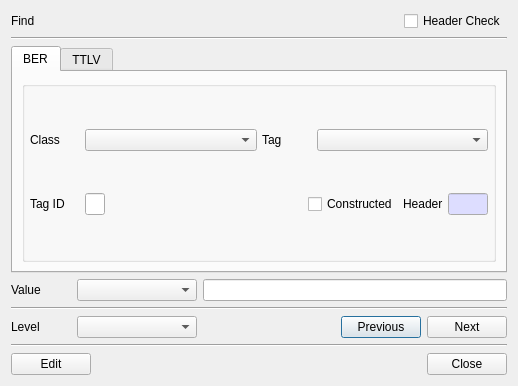
Qt form BerEditor/find_dlg.ui (jykim74/BerEditor) before a commit.
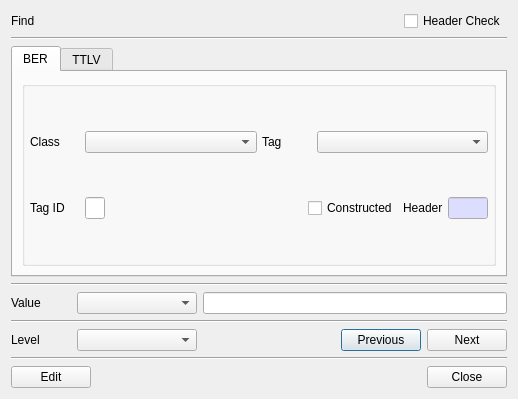
The same form after that commit.

```diff
--- a/BerEditor/find_dlg.ui
+++ b/BerEditor/find_dlg.ui
@@ -7,7 +7,7 @@
     <x>0</x>
     <y>0</y>
     <width>518</width>
-    <height>386</height>
+    <height>399</height>
    </rect>
   </property>
   <property name="windowTitle">
@@ -436,6 +436,13 @@
      </widget>
     </widget>
    </item>
+   <item>
+    <widget class="Line" name="line_4">
+     <property name="orientation">
+      <enum>Qt::Horizontal</enum>
+     </property>
+    </widget>
+   </item>
    <item>
     <layout class="QGridLayout" name="gridLayout_4">
      <property name="topMargin">
```
